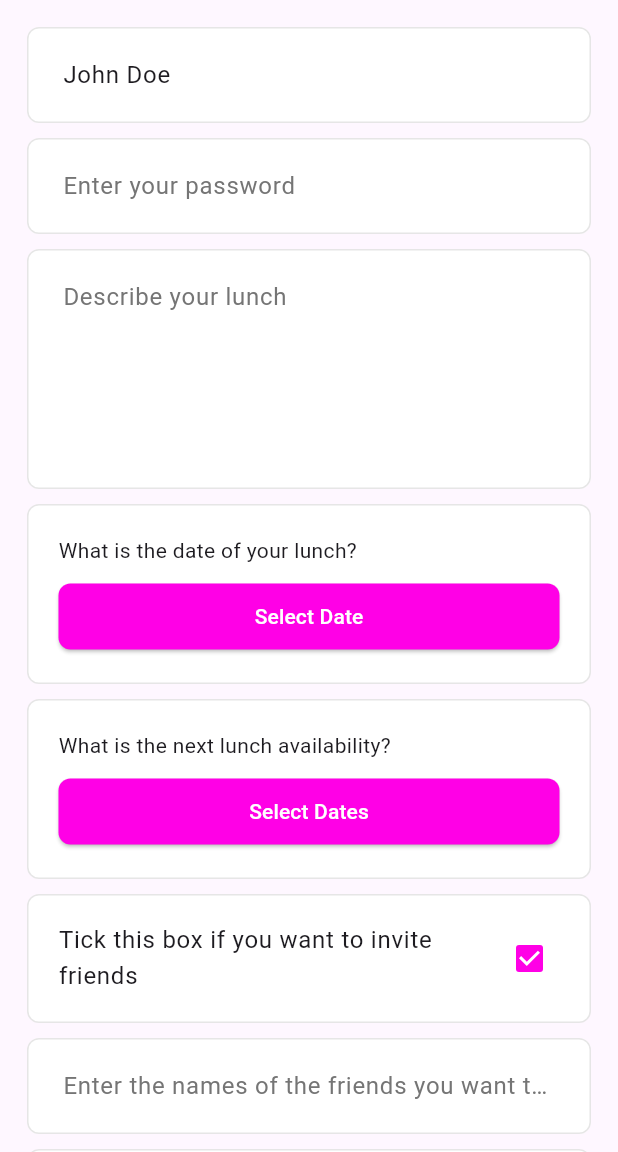
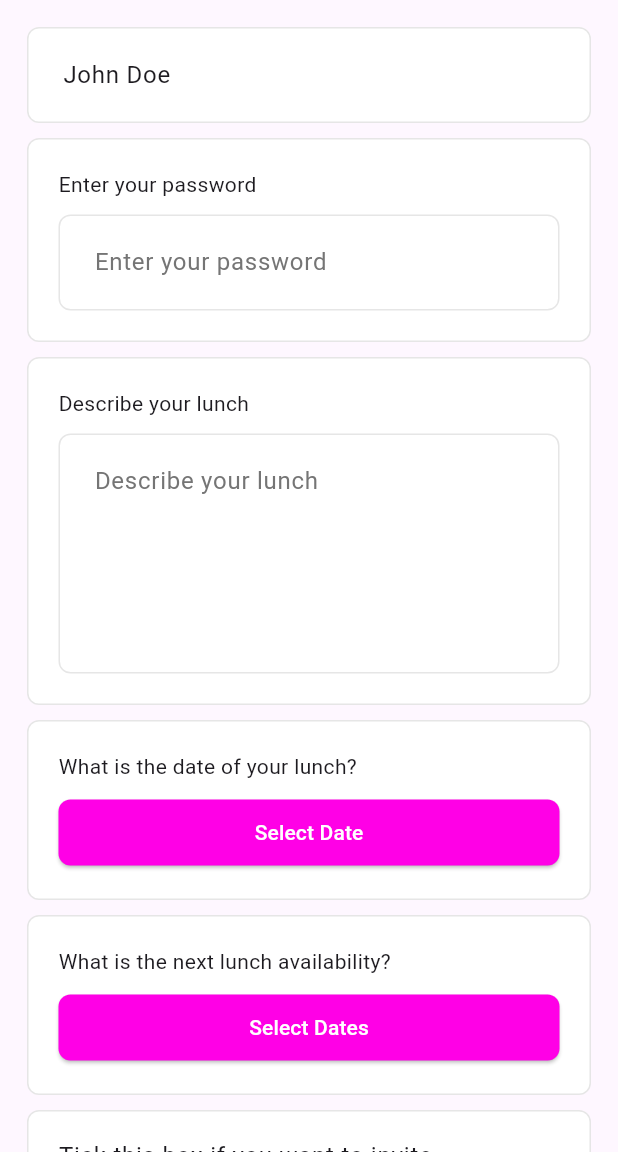
Before and after one commit to Shape-Tech/Shape-Form-Builder, a Flutter app: the screen it shows after launch, after a tap on "Tick this box if you want to invite frie", on a phone screen of 412 x 824 dp, the part 84-1236 px from its top. Run offline on Flutter 3.47's test engine with Material 3 defaults, Android fonts, the phone set to English and light mode, and no system bars; our stand-ins replace dio, equatable, file_picker, gap; missing offline and left inert: flutter_dropzone, phone_form_field.

Commit message:
feat: added labels

```diff
--- a/lib/form_builder/form_fields/custom_address_form_field/address_form_field.dart
+++ b/lib/form_builder/form_fields/custom_address_form_field/address_form_field.dart
@@ -143,6 +143,8 @@ class _AddressFormFieldSearchState extends State<AddressFormFieldSearch> {
                 }
                 getSuggestion(value);
               },
+              styling: widget.styling,
+              showOuterContainer: false,
             ),
             ListView.builder(
               physics: const NeverScrollableScrollPhysics(),
@@ -189,6 +191,8 @@ class _AddressFormFieldSearchState extends State<AddressFormFieldSearch> {
                   }
                   return null;
                 },
+                styling: widget.styling,
+                showOuterContainer: false,
               ),
             ),
             Gap(spacing),
@@ -202,6 +206,8 @@ class _AddressFormFieldSearchState extends State<AddressFormFieldSearch> {
                   }
                   return null;
                 },
+                styling: widget.styling,
+                showOuterContainer: false,
               ),
             ),
             Gap(spacing),
@@ -215,6 +221,8 @@ class _AddressFormFieldSearchState extends State<AddressFormFieldSearch> {
                   }
                   return null;
                 },
+                styling: widget.styling,
+                showOuterContainer: false,
               ),
             ),
             Gap(spacing),
@@ -228,6 +236,8 @@ class _AddressFormFieldSearchState extends State<AddressFormFieldSearch> {
                   }
                   return null;
                 },
+                styling: widget.styling,
+                showOuterContainer: false,
               ),
             ),
             Gap(spacing),
@@ -241,6 +251,8 @@ class _AddressFormFieldSearchState extends State<AddressFormFieldSearch> {
                   }
                   return null;
                 },
+                styling: widget.styling,
+                showOuterContainer: false,
               ),
             ),
             Gap(spacing),
--- a/lib/form_builder/form_fields/custom_phone_number_field/custom_phone_number_field.dart
+++ b/lib/form_builder/form_fields/custom_phone_number_field/custom_phone_number_field.dart
@@ -1,5 +1,8 @@
 import 'package:flutter/material.dart';
+import 'package:gap/gap.dart';
 import 'package:phone_form_field/phone_form_field.dart';
+import 'package:shape_form_builder/extensions/widget_extensions.dart';
+import 'package:shape_form_builder/form_builder/constants.dart';
 import 'package:shape_form_builder/form_builder/shape_form_styling.dart';
 
 class CustomPhoneNumberField extends FormField<String> {
@@ -8,6 +11,7 @@ class CustomPhoneNumberField extends FormField<String> {
     bool? isRequired,
     Function(String?)? onSaved,
     ShapeFormStyling? styling,
+    String? label,
   }) : super(
             onSaved: onSaved,
             builder: (FormFieldState<String> state) {
@@ -29,7 +33,27 @@ class CustomPhoneNumberField extends FormField<String> {
                     : null;
               }
 
-              return PhoneFormField(
+              return Container(
+                decoration: styling?.containerDecoration ??
+                    BoxDecoration(
+                      border: Border.all(
+                          style: BorderStyle.solid,
+                          color: styling?.border ?? Colors.grey,
+                          width: 2),
+                      color: styling?.background ?? Colors.white,
+                      borderRadius: BorderRadius.all(
+                          Radius.circular(styling?.borderRadiusMedium ?? 10)),
+                    ),
+                child: Column(
+                  mainAxisSize: MainAxisSize.min,
+                  mainAxisAlignment: MainAxisAlignment.start,
+                  crossAxisAlignment: CrossAxisAlignment.start,
+                  children: [
+                    if (label != null) ...[
+                      Text(label!),
+                      Gap(styling?.spacingSmall ?? spacing),
+                    ],
+                    PhoneFormField(
                       controller: phoneController,
                       autofillHints: const [AutofillHints.telephoneNumber],
                       countrySelectorNavigator:
@@ -47,15 +71,33 @@ class CustomPhoneNumberField extends FormField<String> {
                               color: styling?.border ?? Colors.grey,
                               width: 1,
                             )),
+                        errorBorder: OutlineInputBorder(
+                            borderRadius: BorderRadius.circular(10.0),
+                            borderSide: BorderSide(
+                              color: styling?.error ?? Colors.red,
+                              width: 1,
+                            )),
+                        focusedErrorBorder: OutlineInputBorder(
+                            borderRadius: BorderRadius.circular(10.0),
+                            borderSide: BorderSide(
+                              color: styling?.error ?? Colors.red,
+                              width: 1,
+                            )),
+                        errorStyle: TextStyle(
+                          color: styling?.error ?? Colors.red,
+                        ),
                         filled: true,
-                  hintStyle:
-                      TextStyle(color: styling?.textDisabled ?? Colors.grey),
+                        hintStyle: TextStyle(
+                            color: styling?.textDisabled ?? Colors.grey),
                         fillColor: styling?.background ?? Colors.white,
                         // hintText: hintText ?? '',
                       ),
                       enabled: true,
                       validator: _getValidator(state.context),
                       autovalidateMode: AutovalidateMode.onUserInteraction,
+                    ),
+                  ],
+                ).allPadding(styling?.spacingMedium ?? padding),
               );
             });
 }
--- a/lib/form_builder/form_fields/custom_text_field/custom_text_form_field.dart
+++ b/lib/form_builder/form_fields/custom_text_field/custom_text_form_field.dart
@@ -1,5 +1,7 @@
 import 'package:flutter/material.dart';
 import 'package:flutter/services.dart';
+import 'package:gap/gap.dart';
+import 'package:shape_form_builder/extensions/widget_extensions.dart';
 import 'package:shape_form_builder/form_builder/constants.dart';
 import 'package:shape_form_builder/form_builder/shape_form_styling.dart';
 
@@ -7,6 +9,7 @@ class CustomTextFormField extends FormField<String> {
   CustomTextFormField({
     TextEditingController? textfieldController,
     String? hintText,
+    String? label,
     String? initalText,
     FormFieldValidator<String>? validator,
     bool? secure,
@@ -17,13 +20,35 @@ class CustomTextFormField extends FormField<String> {
     TextInputAction? textInputAction,
     Function(String value)? onChanged,
     ShapeFormStyling? styling,
+    bool? showOuterContainer = true,
   }) : super(
             initialValue: initalText,
             validator: validator,
 
             // onSaved: onSaved,
             builder: (FormFieldState<String> state) {
-              return TextFormField(
+              return Container(
+                decoration: showOuterContainer == true
+                    ? styling?.containerDecoration ??
+                        BoxDecoration(
+                            border: Border.all(
+                                style: BorderStyle.solid,
+                                color: styling?.border ?? Colors.grey,
+                                width: 2),
+                            color: styling?.background ?? Colors.white,
+                            borderRadius: BorderRadius.all(Radius.circular(
+                                styling?.borderRadiusMedium ?? 10)))
+                    : null,
+                child: Column(
+                  crossAxisAlignment: CrossAxisAlignment.start,
+                  mainAxisSize: MainAxisSize.min,
+                  mainAxisAlignment: MainAxisAlignment.start,
+                  children: [
+                    if (showOuterContainer == true && label != null) ...[
+                      Text(label!),
+                      Gap(styling?.spacingSmall ?? spacing),
+                    ],
+                    TextFormField(
                       controller: textfieldController,
                       decoration: InputDecoration(
                         contentPadding: EdgeInsets.symmetric(
@@ -50,9 +75,24 @@ class CustomTextFormField extends FormField<String> {
                               color: styling?.border ?? FormColors.border,
                               width: 1,
                             )),
+                        errorBorder: OutlineInputBorder(
+                            borderRadius: BorderRadius.circular(10.0),
+                            borderSide: BorderSide(
+                              color: styling?.error ?? Colors.red,
+                              width: 1,
+                            )),
+                        focusedErrorBorder: OutlineInputBorder(
+                            borderRadius: BorderRadius.circular(10.0),
+                            borderSide: BorderSide(
+                              color: styling?.error ?? Colors.red,
+                              width: 1,
+                            )),
+                        errorStyle: TextStyle(
+                          color: styling?.error ?? Colors.red,
+                        ),
                         filled: true,
-                  hintStyle:
-                      TextStyle(color: styling?.textSecondary ?? Colors.grey),
+                        hintStyle: TextStyle(
+                            color: styling?.textSecondary ?? Colors.grey),
                         fillColor: styling?.background ?? Colors.white,
                         focusColor: styling?.secondary ?? Colors.black,
                         hintText: hintText ?? '',
@@ -73,6 +113,11 @@ class CustomTextFormField extends FormField<String> {
                       maxLines: maxLines ?? 1,
                       textInputAction: textInputAction,
                       onFieldSubmitted: onSaved,
+                    ),
+                  ],
+                ).allPadding(showOuterContainer == true
+                    ? (styling?.spacingMedium ?? padding)
+                    : 0),
               );
             });
 }
--- a/lib/form_builder/models/shape_form_field_question.dart
+++ b/lib/form_builder/models/shape_form_field_question.dart
@@ -48,6 +48,7 @@ class ShapeFormQuestion extends Equatable {
   final TextEditingController textController = TextEditingController();
   final PhoneController phoneController = PhoneController();
   ShapeFormStyling? styling;
+  bool? showOuterContainer;
 
   ShapeFormQuestion({
     this.id,
@@ -69,6 +70,7 @@ class ShapeFormQuestion extends Equatable {
     this.conditionalQuestions,
     this.showConditionalQuestionsCase,
     this.conditionalQuestionsCase,
+    this.showOuterContainer = true,
   }) {
     if (response != null) {
       textController.text = response?.toString() ?? '';
@@ -212,6 +214,7 @@ class ShapeFormQuestion extends Equatable {
             hintText: hintText,
             initalText: originalValue as String?,
             textInputAction: textInputAction,
+            label: question,
             styling: styling,
             onChanged: (value) {
               updateResponse(value);
@@ -230,6 +233,7 @@ class ShapeFormQuestion extends Equatable {
               }
               return null;
             },
+            showOuterContainer: showOuterContainer,
           ),
         );
       case ShapeFormQuestionType.secureText:
@@ -239,6 +243,7 @@ class ShapeFormQuestion extends Equatable {
             hintText: hintText,
             secure: true,
             initalText: originalValue as String?,
+            label: question,
             textInputAction: textInputAction,
             styling: styling,
             onChanged: (value) {
@@ -258,6 +263,7 @@ class ShapeFormQuestion extends Equatable {
               }
               return null;
             },
+            showOuterContainer: showOuterContainer,
           ),
         );
       case ShapeFormQuestionType.multiLineText:
@@ -265,6 +271,7 @@ class ShapeFormQuestion extends Equatable {
           CustomTextFormField(
             textfieldController: textController,
             hintText: hintText,
+            label: question,
             initalText: originalValue as String?,
             textInputAction: textInputAction,
             maxLines: 5,
@@ -286,6 +293,7 @@ class ShapeFormQuestion extends Equatable {
               }
               return null;
             },
+            showOuterContainer: showOuterContainer,
           ),
         );
       case ShapeFormQuestionType.date:
@@ -505,6 +513,7 @@ class ShapeFormQuestion extends Equatable {
               updateResponse(newVal);
             },
             styling: styling,
+            label: question,
           ),
         );
       case ShapeFormQuestionType.address:
--- a/lib/home.dart
+++ b/lib/home.dart
@@ -71,6 +71,7 @@ class HomePage extends StatelessWidget {
           isRequired: true,
           hintText: "Enter your name",
           originalValue: "John Doe",
+          showOuterContainer: false,
         ),
         ShapeFormQuestion(
             fieldName: "password",
```
Lines whose indentation alone changed are shown as unchanged.
